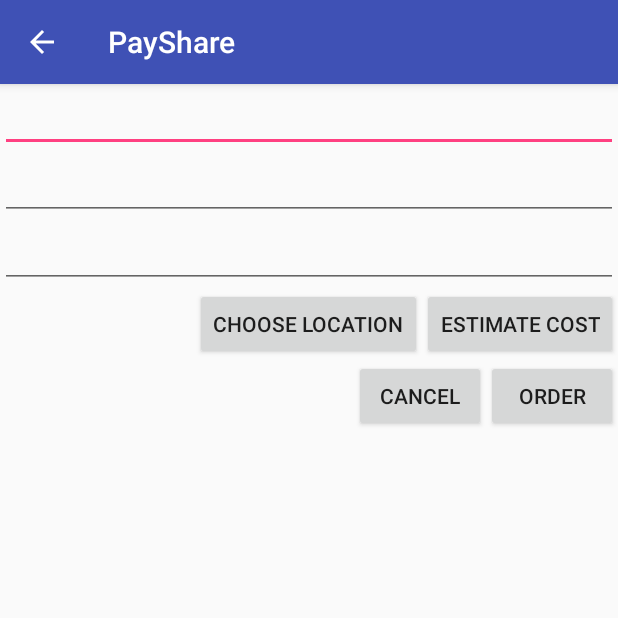
After one commit to Ben-Wu/PayShare, an Android app: the DeliveryActivity screen opened directly, with no data from a screen before it, on a phone screen of 412 x 824 dp, the top half of it. The commit adds this screen. Run offline under Robolectric (Android 15) with nearby library versions, the phone set to English and light mode, and no system bars.

Commit message:
Place picker and stuff

```diff
--- a/app/build.gradle
+++ b/app/build.gradle
@@ -27,4 +27,6 @@
     compile 'com.android.support:design:23.1.1'
     compile 'com.squareup.okhttp3:okhttp:3.0.1'
     compile 'com.android.support:cardview-v7:23.+'
+    compile 'com.squareup.okhttp:okhttp:2.5.0'
+    compile 'com.google.android.gms:play-services:8.3.0'
 }
--- /dev/null
+++ b/app/src/main/java/pennapps2016/payshare/ui/DeliveryActivity.java
@@ -0,0 +1,56 @@
+package pennapps2016.payshare.ui;
+
+import android.content.Intent;
+import android.os.Bundle;
+import android.support.v7.app.AppCompatActivity;
+import android.view.View;
+import android.widget.EditText;
+
+import com.google.android.gms.location.places.Place;
+import com.google.android.gms.location.places.ui.PlacePicker;
+
+import pennapps2016.payshare.R;
+
+/**
+ * Created by BenWu on 2016-01-23.
+ */
+public class DeliveryActivity extends AppCompatActivity {
+
+    public static final int PICKER_REQUEST = 6969;
+
+    @Override
+    protected void onCreate(Bundle savedInstanceState) {
+        super.onCreate(savedInstanceState);
+        setContentView(R.layout.activity_delivery);
+    }
+
+    public void chooseLocation(View view) {
+        PlacePicker.IntentBuilder intentBuilder = new PlacePicker.IntentBuilder();
+
+        try {
+            startActivityForResult(intentBuilder.build(this), PICKER_REQUEST);
+        } catch(Exception e) {
+            e.printStackTrace();
+        }
+    }
+
+    @Override
+    protected void onActivityResult(int requestCode, int resultCode, Intent data) {
+        if(resultCode == RESULT_OK) {
+            if (requestCode == PICKER_REQUEST) {
+                Place place = PlacePicker.getPlace(data, this);
+                if(place != null) {
+                    String address = place.getAddress().toString();
+                    if(address.length() == 0) {
+                        address = "(" + place.getLatLng().longitude + "," + place.getLatLng().latitude + ")";
+                    }
+
+                    ((EditText) findViewById(R.id.delivery_address)).setText(address);
+                    ((EditText) findViewById(R.id.delivery_contact)).setText(place.getPhoneNumber());
+                    ((EditText) findViewById(R.id.delivery_name)).setText(place.getName());
+                }
+            }
+        }
+        super.onActivityResult(requestCode, resultCode, data);
+    }
+}
--- a/app/src/main/java/pennapps2016/payshare/ui/LoginActivity.java
+++ b/app/src/main/java/pennapps2016/payshare/ui/LoginActivity.java
@@ -74,6 +74,8 @@
         String username = ((EditText) findViewById(R.id.username_field)).getText().toString();
         String password = ((EditText) findViewById(R.id.password_field)).getText().toString();
 
+        findViewById(R.id.login_loading).setVisibility(View.VISIBLE);
+
         new VerifyLoginTask().execute(username, password);
     }
 
@@ -101,6 +103,7 @@
 
         @Override
         protected void onPostExecute(String result) {
+            findViewById(R.id.login_loading).setVisibility(View.INVISIBLE);
             if(result == null) {
                 SharedPreferences pref = PreferenceManager.getDefaultSharedPreferences(getApplicationContext());
                 SharedPreferences.Editor editor = pref.edit();
@@ -161,8 +164,6 @@
 
     private void createAccount() {
         final TextView header = (TextView) findViewById(R.id.login_header);
-
-        Animation fadeOut = AnimationUtils.loadAnimation(this, R.anim.fade_out);
 
         header.setText("Create Account");
 
--- /dev/null
+++ b/app/src/main/res/layout/activity_delivery.xml
@@ -0,0 +1,56 @@
+<?xml version="1.0" encoding="utf-8"?>
+<LinearLayout xmlns:android="http://schemas.android.com/apk/res/android"
+    android:orientation="vertical" android:layout_width="match_parent"
+    android:layout_height="match_parent">
+
+    <EditText
+        android:id="@+id/delivery_contact"
+        android:layout_width="match_parent"
+        android:layout_height="wrap_content" />
+
+    <EditText
+        android:id="@+id/delivery_address"
+        android:layout_width="match_parent"
+        android:layout_height="wrap_content" />
+
+    <EditText
+        android:id="@+id/delivery_name"
+        android:layout_width="match_parent"
+        android:layout_height="wrap_content" />
+
+    <LinearLayout
+        android:layout_gravity="end"
+        android:layout_width="wrap_content"
+        android:layout_height="wrap_content">
+
+        <Button
+            android:text="Choose location"
+            android:layout_width="wrap_content"
+            android:layout_height="wrap_content"
+            android:onClick="chooseLocation"/>
+
+        <Button
+            android:text="Estimate cost"
+            android:layout_width="wrap_content"
+            android:layout_height="wrap_content" />
+
+    </LinearLayout>
+
+    <LinearLayout
+        android:layout_gravity="end"
+        android:layout_width="wrap_content"
+        android:layout_height="wrap_content">
+
+        <Button
+            android:text="cancel"
+            android:layout_width="wrap_content"
+            android:layout_height="wrap_content" />
+
+        <Button
+            android:text="Order"
+            android:layout_width="wrap_content"
+            android:layout_height="wrap_content" />
+
+    </LinearLayout>
+
+</LinearLayout>
```
Also changed, not shown: app/src/main/AndroidManifest.xml (+8 -0 lines), app/src/main/java/pennapps2016/payshare/ui/CreateShareActivity.java (+21 -12 lines), app/src/main/java/pennapps2016/payshare/utils/Delivery.java (added, +81 -0 lines), app/src/main/java/pennapps2016/payshare/utils/DeliveryQuote.java (added, +20 -0 lines), app/src/main/java/pennapps2016/payshare/utils/PostmatesAPI.java (added, +157 -0 lines), app/src/main/res/layout/activity_create_share.xml (+8 -0 lines), app/src/main/res/layout/activity_login.xml (+15 -2 lines), 1 other file.
